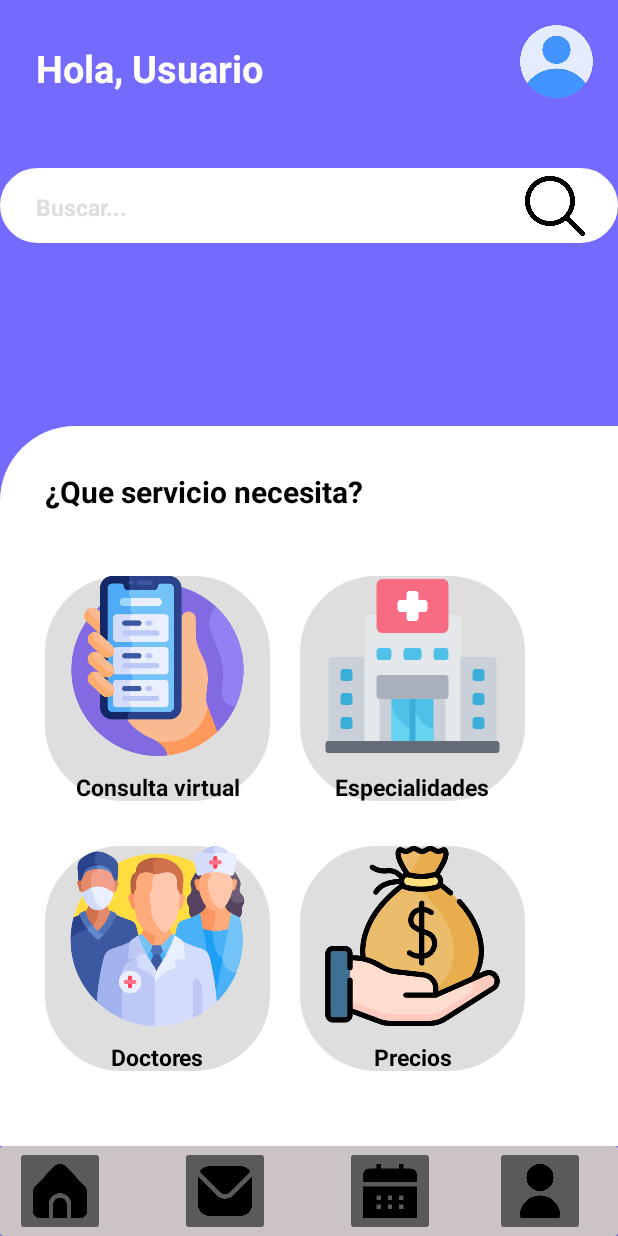
After one commit to regisVald/Telemedicina, an Android app: the Home screen opened directly, with no data from a screen before it, on a phone screen of 412 x 824 dp. The commit adds this screen. Run offline under Robolectric (Android 15) with nearby library versions, the phone set to English and light mode, and no system bars.

Commit message:
Pantalla de home

```diff
--- a/app/src/main/AndroidManifest.xml
+++ b/app/src/main/AndroidManifest.xml
@@ -12,6 +12,9 @@
         android:supportsRtl="true"
         android:theme="@style/Theme.AppCompat.NoActionBar"
         tools:targetApi="31">
+        <activity
+            android:name=".Home"
+            android:exported="false" />
         <activity
             android:name=".UserProfile"
             android:exported="false" />
--- /dev/null
+++ b/app/src/main/java/com/example/mediconnect/Home.java
@@ -0,0 +1,24 @@
+package com.example.mediconnect;
+
+import android.os.Bundle;
+
+import androidx.activity.EdgeToEdge;
+import androidx.appcompat.app.AppCompatActivity;
+import androidx.core.graphics.Insets;
+import androidx.core.view.ViewCompat;
+import androidx.core.view.WindowInsetsCompat;
+
+public class Home extends AppCompatActivity {
+
+    @Override
+    protected void onCreate(Bundle savedInstanceState) {
+        super.onCreate(savedInstanceState);
+        EdgeToEdge.enable(this);
+        setContentView(R.layout.activity_home);
+        ViewCompat.setOnApplyWindowInsetsListener(findViewById(R.id.main), (v, insets) -> {
+            Insets systemBars = insets.getInsets(WindowInsetsCompat.Type.systemBars());
+            v.setPadding(systemBars.left, systemBars.top, systemBars.right, systemBars.bottom);
+            return insets;
+        });
+    }
+}
--- /dev/null
+++ b/app/src/main/res/drawable/rounded_corner_top_left.xml
@@ -0,0 +1,8 @@
+<shape xmlns:android="http://schemas.android.com/apk/res/android">
+    <corners
+        android:topLeftRadius="50dp"
+        android:topRightRadius="0dp"
+        android:bottomRightRadius="0dp"
+        android:bottomLeftRadius="0dp" />
+    <solid android:color="@android:color/white" />
+</shape>
--- /dev/null
+++ b/app/src/main/res/layout/activity_home.xml
@@ -0,0 +1,243 @@
+<?xml version="1.0" encoding="utf-8"?>
+<androidx.constraintlayout.widget.ConstraintLayout xmlns:android="http://schemas.android.com/apk/res/android"
+    xmlns:app="http://schemas.android.com/apk/res-auto"
+    xmlns:tools="http://schemas.android.com/tools"
+    android:id="@+id/main"
+    android:layout_width="match_parent"
+    android:layout_height="match_parent"
+    android:background="#746BFE"
+    android:backgroundTint="#746BFE"
+    tools:context=".Home">
+
+    <TextView
+        android:id="@+id/textView13"
+        android:layout_width="wrap_content"
+        android:layout_height="wrap_content"
+        android:layout_marginTop="28dp"
+        android:fontFamily="sans-serif"
+        android:text="Hola, Usuario"
+        android:textColor="@color/white"
+        android:textSize="25dp"
+        android:textStyle="bold"
+        app:layout_constraintEnd_toEndOf="parent"
+        app:layout_constraintHorizontal_bias="0.093"
+        app:layout_constraintStart_toStartOf="parent"
+        app:layout_constraintTop_toTopOf="parent" />
+
+    <androidx.cardview.widget.CardView
+        android:id="@+id/cardView3"
+        android:layout_width="match_parent"
+        android:layout_height="60dp"
+        android:backgroundTint="#CCC4C4"
+        app:layout_constraintBottom_toBottomOf="parent"
+        app:layout_constraintEnd_toEndOf="parent"
+        app:layout_constraintStart_toStartOf="parent">
+
+        <ImageButton
+            android:id="@+id/imageButton"
+            android:layout_width="60dp"
+            android:layout_height="60dp"
+            android:layout_marginLeft="10dp"
+            android:scaleType="centerInside"
+            app:srcCompat="@drawable/home" />
+
+        <ImageButton
+            android:id="@+id/imageButton2"
+            android:layout_width="60dp"
+            android:layout_height="60dp"
+            android:layout_marginLeft="120dp"
+            android:scaleType="centerInside"
+            app:srcCompat="@drawable/envelope" />
+
+        <ImageButton
+            android:id="@+id/imageButton3"
+            android:layout_width="60dp"
+            android:layout_height="60dp"
+            android:layout_marginLeft="230dp"
+            android:scaleType="centerInside"
+            app:srcCompat="@drawable/calendar" />
+
+        <ImageButton
+            android:id="@+id/imageButton4"
+            android:layout_width="60dp"
+            android:layout_height="60dp"
+            android:layout_marginLeft="330dp"
+            android:scaleType="centerInside"
+            app:srcCompat="@drawable/user_icon" />
+    </androidx.cardview.widget.CardView>
+
+    <FrameLayout
+        android:layout_width="match_parent"
+        android:layout_height="480dp"
+        android:background="@drawable/rounded_corner_top_left"
+        app:layout_constraintBottom_toTopOf="@+id/cardView3"
+        app:layout_constraintEnd_toEndOf="parent"
+        app:layout_constraintHorizontal_bias="0.0"
+        app:layout_constraintStart_toStartOf="parent">
+
+        <TextView
+            android:id="@+id/textView8"
+            android:layout_width="wrap_content"
+            android:layout_height="wrap_content"
+            android:textColor="@color/black"
+            android:textStyle="bold"
+            android:fontFamily="sans-serif"
+            android:textSize="20dp"
+            android:layout_marginTop="30dp"
+            android:layout_marginLeft="30dp"
+            android:text="¿Que servicio necesita?" />
+
+        <FrameLayout
+            android:layout_width="150dp"
+            android:layout_height="150dp"
+            android:layout_marginTop="100dp"
+            android:layout_marginLeft="30dp"
+            android:backgroundTint="#DEDEDE"
+            android:background="@drawable/button_rounded2"
+            >
+
+            <ImageView
+                android:id="@+id/imageView"
+                android:layout_width="wrap_content"
+                android:layout_height="120dp"
+                app:srcCompat="@drawable/smartphone" />
+
+            <TextView
+                android:id="@+id/textView9"
+                android:layout_width="match_parent"
+                android:layout_height="wrap_content"
+                android:textColor="@color/black"
+                android:textStyle="bold"
+                android:fontFamily="sans-serif"
+                android:textSize="15dp"
+                android:layout_marginTop="130dp"
+                android:textAlignment="center"
+                android:text="Consulta virtual" />
+        </FrameLayout>
+
+        <FrameLayout
+            android:layout_width="150dp"
+            android:layout_height="150dp"
+            android:layout_marginTop="100dp"
+            android:layout_marginLeft="200dp"
+            android:backgroundTint="#DEDEDE"
+            android:background="@drawable/button_rounded2"
+            >
+            <ImageView
+                android:id="@+id/imageView2"
+                android:layout_width="wrap_content"
+                android:layout_height="120dp"
+                app:srcCompat="@drawable/hospital" />
+
+            <TextView
+                android:id="@+id/textView10"
+                android:layout_width="match_parent"
+                android:layout_height="wrap_content"
+                android:textColor="@color/black"
+                android:textStyle="bold"
+                android:fontFamily="sans-serif"
+                android:textSize="15dp"
+                android:layout_marginTop="130dp"
+                android:textAlignment="center"
+                android:text="Especialidades" />
+        </FrameLayout>
+
+        <FrameLayout
+            android:layout_width="150dp"
+            android:layout_height="150dp"
+            android:layout_marginTop="280dp"
+            android:layout_marginLeft="200dp"
+            android:backgroundTint="#DEDEDE"
+            android:background="@drawable/button_rounded2"
+            >
+            <ImageView
+                android:id="@+id/imageView5"
+                android:layout_width="wrap_content"
+                android:layout_height="120dp"
+                app:srcCompat="@drawable/salary" />
+
+            <TextView
+                android:id="@+id/textView12"
+                android:layout_width="match_parent"
+                android:layout_height="wrap_content"
+                android:textColor="@color/black"
+                android:textStyle="bold"
+                android:fontFamily="sans-serif"
+                android:textSize="15dp"
+                android:layout_marginTop="130dp"
+                android:textAlignment="center"
+                android:text="Precios" />
+        </FrameLayout>
+        <FrameLayout
+            android:layout_width="150dp"
+            android:layout_height="150dp"
+            android:layout_marginTop="280dp"
+            android:layout_marginLeft="30dp"
+            android:backgroundTint="#DEDEDE"
+            android:background="@drawable/button_rounded2"
+            >
+            <ImageView
+                android:id="@+id/imageView3"
+                android:layout_width="wrap_content"
+                android:layout_height="120dp"
+                app:srcCompat="@drawable/doctors" />
+
+            <TextView
+                android:id="@+id/textView11"
+                android:layout_width="match_parent"
+                android:layout_height="wrap_content"
+                android:textColor="@color/black"
+                android:textStyle="bold"
+                android:fontFamily="sans-serif"
+                android:textSize="15dp"
+                android:layout_marginTop="130dp"
+                android:textAlignment="center"
+                android:text="Doctores" />
+        </FrameLayout>
+    </FrameLayout>
+
+    <ImageView
+        android:id="@+id/imageView4"
+        android:layout_width="50dp"
+        android:layout_height="50dp"
+        android:layout_marginTop="16dp"
+        app:layout_constraintEnd_toEndOf="parent"
+        app:layout_constraintHorizontal_bias="0.955"
+        app:layout_constraintStart_toStartOf="parent"
+        app:layout_constraintTop_toTopOf="parent"
+        app:srcCompat="@drawable/user" />
+
+    <FrameLayout
+        android:layout_width="match_parent"
+        android:layout_height="50dp"
+        android:layout_marginTop="112dp"
+        android:background="@drawable/button_rounded2"
+        android:backgroundTint="@color/white"
+        app:layout_constraintEnd_toEndOf="parent"
+        app:layout_constraintHorizontal_bias="0.0"
+        app:layout_constraintStart_toStartOf="parent"
+        app:layout_constraintTop_toTopOf="parent">
+
+        <TextView
+            android:id="@+id/textView14"
+            android:layout_width="match_parent"
+            android:layout_height="wrap_content"
+            android:layout_marginTop="15dp"
+            android:fontFamily="sans-serif"
+            android:text="      Buscar..."
+            android:textAlignment="textStart"
+            android:textColor="#DEDEDE"
+            android:textSize="15dp"
+            android:textStyle="bold" />
+
+        <ImageView
+            android:id="@+id/imageView6"
+            android:layout_width="40dp"
+            android:layout_height="40dp"
+            android:layout_marginLeft="350dp"
+            android:layout_marginTop="5dp"
+            app:srcCompat="@drawable/search" />
+    </FrameLayout>
+
+
+</androidx.constraintlayout.widget.ConstraintLayout>
--- a/app/src/main/res/layout/activity_login.xml
+++ b/app/src/main/res/layout/activity_login.xml
@@ -16,10 +16,10 @@
         app:cardBackgroundColor="#746BFE"
         app:layout_constraintBottom_toBottomOf="parent"
         app:layout_constraintEnd_toEndOf="parent"
-        app:layout_constraintHorizontal_bias="1.0"
+        app:layout_constraintHorizontal_bias="0.0"
         app:layout_constraintStart_toStartOf="parent"
         app:layout_constraintTop_toTopOf="parent"
-        app:layout_constraintVertical_bias="0.0" >
+        app:layout_constraintVertical_bias="0.002">
 
         <ImageView
             android:id="@+id/imageView2"
```
Also changed, not shown: app/src/main/res/drawable/calendar.png (added), app/src/main/res/drawable/doctors.png (added), app/src/main/res/drawable/envelope.png (added), app/src/main/res/drawable/home.png (added), app/src/main/res/drawable/hospital.png (added), app/src/main/res/drawable/salary.png (added), app/src/main/res/drawable/search.png (added), app/src/main/res/drawable/smartphone.png (added), app/src/main/res/drawable/user_icon.png (added).
